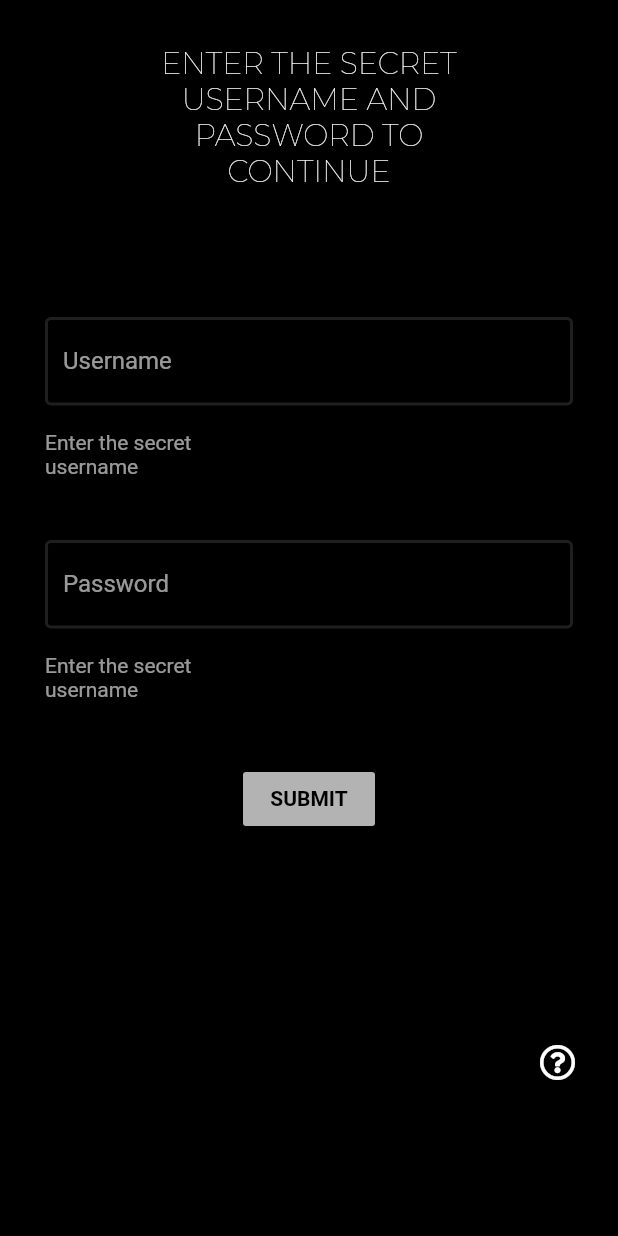
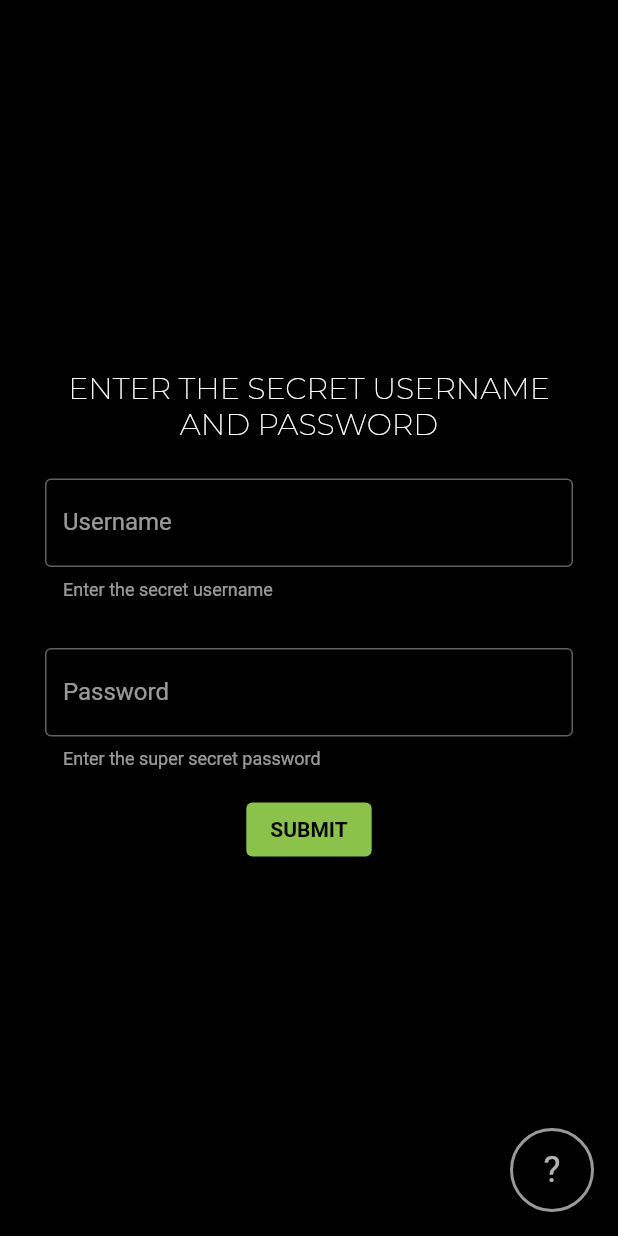
Before and after one commit to radiantly/NotShark, a Flutter app: the screen it shows after launch, on a phone screen of 412 x 824 dp. Run offline on Flutter 3.47's test engine with Material 2 defaults, Android fonts, the light colour scheme and no system bars; our stand-ins replace camera, google_fonts.

Commit message:
Validate form
Other changes:
- Center form widgets
- Extract TextFormField to a custom function
- Replicate the floating action button from the mockup instead

```diff
--- /dev/null
+++ b/lib/home.dart
@@ -0,0 +1,125 @@
+import 'package:flutter/material.dart';
+import 'camera_screen.dart';
+import 'package:not_shark/meme.dart';
+import 'package:google_fonts/google_fonts.dart';
+
+class HomePage extends StatelessWidget {
+  @override
+  Widget build(BuildContext context) {
+    return Scaffold(
+        backgroundColor: Colors.black,
+        floatingActionButton: FloatingActionButton(
+          backgroundColor: Colors.transparent,
+          onPressed: () {
+            Navigator.push(
+                context, MaterialPageRoute(builder: (context) => MemePage()));
+          },
+          child: Container(
+            decoration: BoxDecoration(
+              border: Border.all(width: 2, color: Colors.white60),
+              shape: BoxShape.circle,
+            ),
+            child: SizedBox.expand(
+              child: Center(
+                child: Text(
+                  "?",
+                  style: TextStyle(
+                      fontSize: 24,
+                      fontWeight: FontWeight.w400,
+                      color: Colors.white70),
+                ),
+              ),
+            ),
+          ),
+        ),
+        body: Padding(
+            padding: const EdgeInsets.symmetric(horizontal: 30.0),
+            child: Column(
+              mainAxisAlignment: MainAxisAlignment.center,
+              crossAxisAlignment: CrossAxisAlignment.center,
+              children: [
+                Padding(
+                  padding: const EdgeInsets.only(bottom: 8),
+                  child: Text(
+                    'ENTER THE SECRET USERNAME AND PASSWORD',
+                    style: GoogleFonts.montserrat(
+                      textStyle: TextStyle(fontSize: 20),
+                      fontWeight: FontWeight.w200,
+                    ),
+                    textAlign: TextAlign.center,
+                  ),
+                ),
+                LoginForm()
+              ],
+            )));
+  }
+}
+
+class LoginForm extends StatefulWidget {
+  @override
+  LoginFormState createState() => LoginFormState();
+}
+
+class LoginFormState extends State<LoginForm> {
+  final _formKey = GlobalKey<FormState>();
+
+  @override
+  Widget build(BuildContext context) {
+    return Form(
+      key: _formKey,
+      child: Column(
+        crossAxisAlignment: CrossAxisAlignment.center,
+        mainAxisAlignment: MainAxisAlignment.center,
+        children: [
+          Column(
+            children: [
+              loginFormField(
+                label: "Username",
+                helpText: "Enter the secret username",
+              ),
+              loginFormField(
+                  label: "Password",
+                  helpText: "Enter the super secret password",
+                  password: true)
+            ],
+          ),
+          ElevatedButton(
+              onPressed: () {
+                if (_formKey.currentState!.validate()) {
+                  Navigator.pushReplacement(context,
+                      MaterialPageRoute(builder: (context) => CameraScreen()));
+                }
+              },
+              // color: Colors.white70,
+              child: Text(
+                'SUBMIT',
+                style: TextStyle(
+                  color: Colors.black,
+                  fontWeight: FontWeight.bold,
+                ),
+              )),
+        ],
+      ),
+    );
+  }
+}
+
+Widget loginFormField(
+    {required String label, required String helpText, bool password = false}) {
+  return Padding(
+    padding: const EdgeInsets.symmetric(vertical: 16.0),
+    child: TextFormField(
+      obscureText: password,
+      style: TextStyle(color: Colors.white60),
+      validator: (value) {
+        if (value != "password") return "Incorrect " + label;
+        return null;
+      },
+      decoration: InputDecoration(
+          border: OutlineInputBorder(),
+          labelText: label,
+          hintStyle: TextStyle(color: Colors.white60),
+          helperText: helpText),
+    ),
+  );
+}
--- a/lib/main.dart
+++ b/lib/main.dart
@@ -2,11 +2,8 @@ import 'dart:async';
 import 'package:flutter/services.dart';
 import 'package:camera/camera.dart';
 import 'package:flutter/material.dart';
-// import 'camera_screen.dart';
 import 'globals.dart' as globals;
-import 'package:font_awesome_flutter/font_awesome_flutter.dart';
-import 'package:not_shark/meme.dart';
-import 'package:google_fonts/google_fonts.dart';
+import 'home.dart';
 
 Future<void> main() async {
   WidgetsFlutterBinding.ensureInitialized();
@@ -20,23 +17,6 @@ Future<void> main() async {
   runApp(NotSharkApp());
 }
 
-const MaterialColor primaryBlack = MaterialColor(
-  _blackPrimaryValue,
-  <int, Color>{
-    50: Color(0xFF000000),
-    100: Color(0xFF000000),
-    200: Color(0xFF000000),
-    300: Color(0xFF000000),
-    400: Color(0xFF000000),
-    500: Color(_blackPrimaryValue),
-    600: Color(0xFF000000),
-    700: Color(0xFF000000),
-    800: Color(0xFF000000),
-    900: Color(0xFF000000),
-  },
-);
-const int _blackPrimaryValue = 0xFF000000;
-
 class NotSharkApp extends StatelessWidget {
   @override
   Widget build(BuildContext context) {
@@ -44,131 +24,13 @@ class NotSharkApp extends StatelessWidget {
       debugShowCheckedModeBanner: false,
       title: 'Not Shark',
       theme: ThemeData(
-        primarySwatch: primaryBlack,
+        brightness: Brightness.dark,
+        primaryColor: Colors.white,
+        primaryColorDark: Colors.white,
+        accentColor: Colors.white,
+        primarySwatch: Colors.lightGreen,
       ),
       home: HomePage(),
     );
   }
 }
-
-class HomePage extends StatelessWidget {
-  final usernameController = TextEditingController();
-  final passwordController = TextEditingController();
-  @override
-  Widget build(BuildContext context) {
-    return Scaffold(
-        backgroundColor: Colors.black,
-        body: SafeArea(
-          child: Center(
-              child: Padding(
-            padding: const EdgeInsets.all(30.0),
-            child: Column(
-              children: [
-                SizedBox(
-                  height: MediaQuery.of(context).size.height * 0.20,
-                  width: MediaQuery.of(context).size.width * 0.50,
-                  child: Text(
-                    'ENTER THE SECRET USERNAME AND PASSWORD TO CONTINUE',
-                    style: GoogleFonts.montserrat(
-                      textStyle: TextStyle(color: Colors.white, fontSize: 20),
-                      fontWeight: FontWeight.w100,
-                    ),
-                    textAlign: TextAlign.center,
-                  ),
-                ),
-                SizedBox(
-                  height: MediaQuery.of(context).size.height * 0.02,
-                ),
-                SizedBox(
-                  width: MediaQuery.of(context).size.width * 0.9,
-                  child: Column(
-                    children: [
-                      TextField(
-                        controller: usernameController,
-                        style: TextStyle(color: Colors.white60),
-                        decoration: const InputDecoration(
-                          enabledBorder: OutlineInputBorder(
-                              borderSide: BorderSide(
-                                  color: Colors.white12, width: 2.0)),
-                          hintText: 'Username',
-                          hintStyle: TextStyle(color: Colors.white60),
-                        ),
-                      ),
-                      SizedBox(
-                        height: MediaQuery.of(context).size.height * 0.02,
-                      ),
-                      SizedBox(
-                        child: Padding(
-                          padding: EdgeInsets.only(
-                              right: MediaQuery.of(context).size.width * 0.55),
-                          child: Text(
-                            "Enter the secret username",
-                            style: TextStyle(color: Colors.white60),
-                          ),
-                        ),
-                      ),
-                      SizedBox(
-                        height: MediaQuery.of(context).size.height * 0.05,
-                      ),
-                      TextField(
-                        controller: passwordController,
-                        obscureText: true,
-                        style: TextStyle(color: Colors.white60),
-                        decoration: const InputDecoration(
-                          enabledBorder: OutlineInputBorder(
-                              borderSide: BorderSide(
-                                  color: Colors.white12, width: 2.0)),
-                          hintText: 'Password',
-                          hintStyle: TextStyle(color: Colors.white60),
-                        ),
-                      ),
-                      SizedBox(
-                        height: MediaQuery.of(context).size.height * 0.02,
-                      ),
-                      SizedBox(
-                        child: Padding(
-                          padding: EdgeInsets.only(
-                              right: MediaQuery.of(context).size.width * 0.55),
-                          child: Text(
-                            "Enter the secret username",
-                            style: TextStyle(color: Colors.white60),
-                          ),
-                        ),
-                      ),
-                    ],
-                  ),
-                ),
-                SizedBox(
-                  height: MediaQuery.of(context).size.height * 0.05,
-                ),
-                RaisedButton(
-                    onPressed: () {},
-                    color: Colors.white70,
-                    child: Text(
-                      'SUBMIT',
-                      style: TextStyle(
-                        color: Colors.black,
-                        fontWeight: FontWeight.bold,
-                      ),
-                    )),
-                SizedBox(
-                  height: MediaQuery.of(context).size.height * 0.15,
-                ),
-                SizedBox(
-                    child: Padding(
-                  padding: EdgeInsets.only(
-                      left: MediaQuery.of(context).size.width * 0.8),
-                  child: FloatingActionButton(
-                    onPressed: () {
-                      Navigator.push(context,
-                          MaterialPageRoute(builder: (context) => MemePage()));
-                    },
-                    child: FaIcon(FontAwesomeIcons.questionCircle),
-                  ),
-                ))
-              ],
-            ),
-          )),
-        ));
-  }
-}
--- a/pubspec.yaml
+++ b/pubspec.yaml
@@ -31,7 +31,6 @@ dependencies:
   # Use with the CupertinoIcons class for iOS style icons.
   cupertino_icons: ^1.0.2
   google_fonts: ^2.1.0
-  font_awesome_flutter: ^9.1.0
 
 dev_dependencies:
   flutter_test:
```
Also changed, not shown: pubspec.lock.
